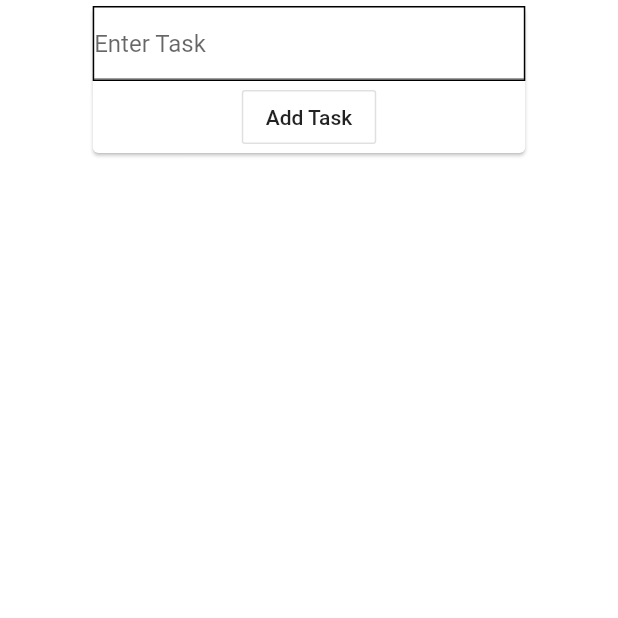
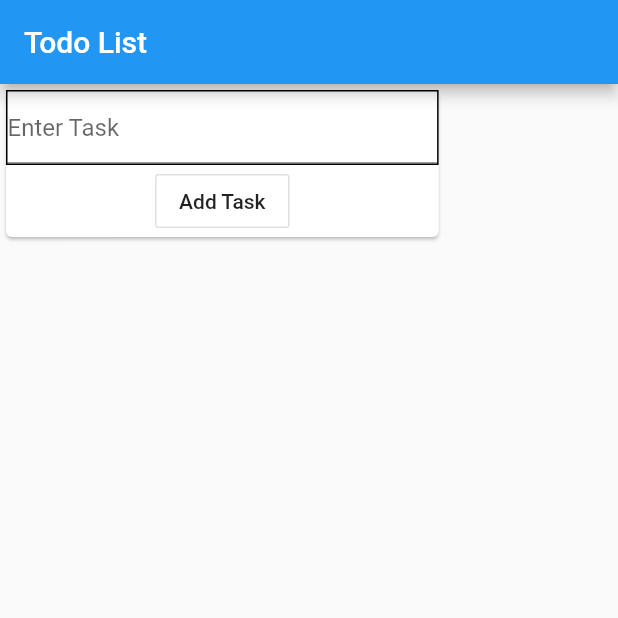
Before and after one commit to syedahmedusman2/Firebase-Crud, a Flutter app: the screen it shows after launch, on a phone screen of 412 x 824 dp, the top half of it. Run offline on Flutter 3.47's test engine with Material 2 defaults, Android fonts, the phone set to English and light mode, and no system bars; our stand-ins replace cloud_firestore, firebase_core; accounts and stored records are empty.

Commit message:
Update homepage.dart

```diff
--- a/lib/homepage.dart
+++ b/lib/homepage.dart
@@ -23,7 +23,11 @@ class _HomepageState extends State<Homepage> {
 
   @override
   Widget build(BuildContext context) {
-    return Column(
+    return Scaffold(
+      appBar: AppBar(
+        title: const Text('Todo List'),
+      ),
+      body: Column(
         children: [
           Container(
               child: Card(
@@ -123,6 +127,7 @@ class _HomepageState extends State<Homepage> {
           //   },
           // ),
         ],
+      ),
     );
   }
 }
```
Lines whose indentation alone changed are shown as unchanged.
